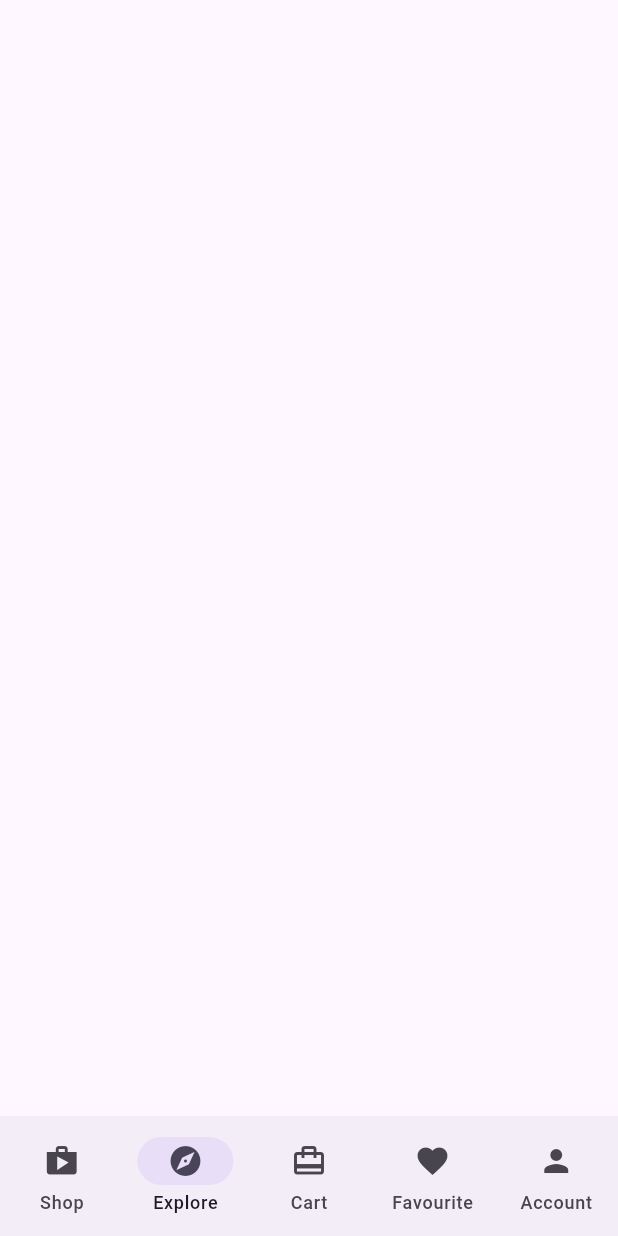
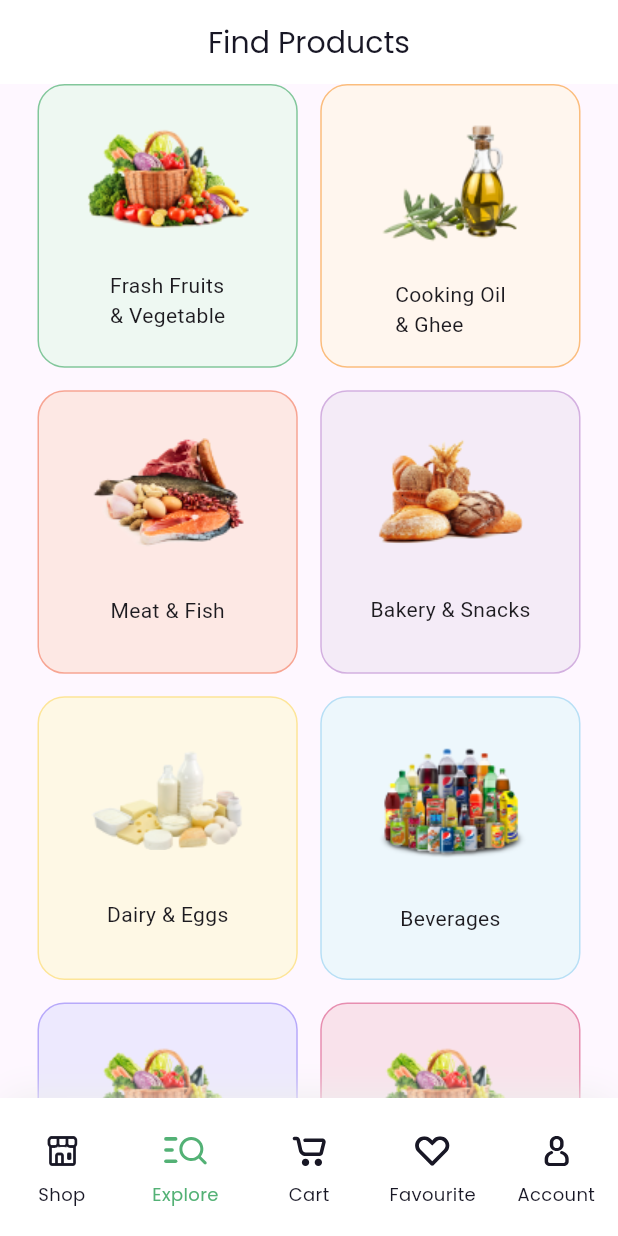
Before and after one commit to MohammadAlhajjar/Nectar-App, a Flutter app: the MainBottomNavigationBarView screen opened directly, item 2 of the bottom bar chosen, on a phone screen of 412 x 824 dp. Run offline on Flutter 3.47's test engine with Material 3 defaults, Android fonts, the phone set to English and light mode, and no system bars; our stand-ins replace flutter_svg, gap.

Commit message:
init point

```diff
--- a/lib/core/resources/assets_manager.dart
+++ b/lib/core/resources/assets_manager.dart
@@ -1,34 +1,41 @@
 class AssetsManager {
-  static const String logoImage = 'assets/images/logo_image.svg';
-  static const String splashImage = 'assets/images/splash_image.svg';
+  static const String baseAssetImage = 'assets/images';
+  static const String shopIcon = '$baseAssetImage/shop_icon.svg';
+  static const String exploreIcon = '$baseAssetImage/explore_icon.svg';
+  static const String cartIcon = '$baseAssetImage/cart_icon.svg';
+  static const String favouriteIcon = '$baseAssetImage/favourite_icon.svg';
+  static const String profileIcon = '$baseAssetImage/profile_icon.svg';
+  static const String logoImage = '$baseAssetImage/logo_image.svg';
+  static const String splashImage = '$baseAssetImage/splash_image.svg';
   static const String onboardingBackgroundImage =
-      'assets/images/onboarding_background_image.png';
+      '$baseAssetImage/onboarding_background_image.png';
   static const String frashFruitsAndVegetableImage =
-      'assets/images/frash_fruits_vegetable_image.png';
+      '$baseAssetImage/frash_fruits_vegetable_image.png';
   static const String cookingOilGheeImage =
-      'assets/images/cooking_oil_ghee_image.png';
-  static const String meatFishImage = 'assets/images/meat_fish_image.png';
+      '$baseAssetImage/cooking_oil_ghee_image.png';
+  static const String meatFishImage = '$baseAssetImage/meat_fish_image.png';
   static const String bakerySnacksImage =
-      'assets/images/bakery_snacks_image.png';
-  static const String dairyEggsImage = 'assets/images/dairy_eggs_image.png';
-  static const String beveragesImage = 'assets/images/beverages_image.png';
-  static const String dietCokeImage = 'assets/images/diet_coke_image.png';
-  static const String spriteImage = 'assets/images/sprite_image.png';
+      '$baseAssetImage/bakery_snacks_image.png';
+  static const String dairyEggsImage = '$baseAssetImage/dairy_eggs_image.png';
+  static const String beveragesImage = '$baseAssetImage/beverages_image.png';
+  static const String dietCokeImage = '$baseAssetImage/diet_coke_image.png';
+  static const String spriteImage = '$baseAssetImage/sprite_image.png';
   static const String appleGrapeJuiceImage =
-      'assets/images/apple_grape_juice_image.png';
-  static const String orengeJuiceImage = 'assets/images/orenge_juice_image.png';
-  static const String cocaColaImage = 'assets/images/coca_cola_image.png';
-  static const String pepsiImage = 'assets/images/pepsi_image.png';
+      '$baseAssetImage/apple_grape_juice_image.png';
+  static const String orengeJuiceImage =
+      '$baseAssetImage/orenge_juice_image.png';
+  static const String cocaColaImage = '$baseAssetImage/coca_cola_image.png';
+  static const String pepsiImage = '$baseAssetImage/pepsi_image.png';
   static const String bellPapperRedImage =
-      'assets/images/bell_papper_red_image.png';
+      '$baseAssetImage/bell_papper_red_image.png';
   static const String eggChickenRedImage =
-      'assets/images/egg_chicken_red_image.png';
+      '$baseAssetImage/egg_chicken_red_image.png';
   static const String organicBananasImage =
-      'assets/images/organic_bananas_image.png';
-  static const String gingerImage = 'assets/images/ginger_image.png';
+      '$baseAssetImage/organic_bananas_image.png';
+  static const String gingerImage = '$baseAssetImage/ginger_image.png';
   static const String orderViewBackgroundImage =
-      'assets/images/order_view_background_image.png';
-  static const String paymentImage = 'assets/images/payment_image.png';
+      '$baseAssetImage/order_view_background_image.png';
+  static const String paymentImage = '$baseAssetImage/payment_image.png';
   static const String orderAcceptedImage =
-      'assets/images/order_accepted_image.svg';
+      '$baseAssetImage/order_accepted_image.svg';
 }
--- a/lib/core/resources/styles_manager.dart
+++ b/lib/core/resources/styles_manager.dart
@@ -1,5 +1,6 @@
 import 'package:flutter/material.dart';
 
+import 'colors_manager.dart';
 import 'constants_manager.dart';
 
 class StylesManager {
@@ -24,6 +25,18 @@ class StylesManager {
   static const TextStyle blackRegular16 = TextStyle(
     color: Color(0xFF181725),
     fontSize: 16.0,
+    fontWeight: FontWeight.w400,
+    fontFamily: ConstantsManager.fontFamilyPoppins,
+  );
+  static const TextStyle greenSemiBold12 = TextStyle(
+    color: ColorsManager.primaryColor,
+    fontSize: 12.0,
+    fontWeight: FontWeight.w400,
+    fontFamily: ConstantsManager.fontFamilyPoppins,
+  );
+  static const TextStyle blackSemiBold12 = TextStyle(
+    color: Color(0xFF181725),
+    fontSize: 12.0,
     fontWeight: FontWeight.w400,
     fontFamily: ConstantsManager.fontFamilyPoppins,
   );
--- a/lib/core/widgets/app_button.dart
+++ b/lib/core/widgets/app_button.dart
@@ -1,5 +1,6 @@
 import 'package:flutter/material.dart';
 import 'package:gap/gap.dart';
+
 import '../resources/colors_manager.dart';
 import '../resources/constants_manager.dart';
 import '../resources/styles_manager.dart';
--- a/lib/core/widgets/app_text_field.dart
+++ b/lib/core/widgets/app_text_field.dart
@@ -1,4 +1,5 @@
 import 'package:flutter/material.dart';
+
 import '../resources/colors_manager.dart';
 import '../resources/styles_manager.dart';
 
@@ -17,7 +18,7 @@ class AppTextField extends StatelessWidget {
       cursorColor: ColorsManager.primaryColor,
       decoration: InputDecoration(
         suffixIconConstraints: const BoxConstraints(
-          maxHeight: 10,
+          maxWidth: 25,
         ),
         label: Text(
           label,
--- a/lib/core/widgets/main_bottom_navigation_bar_view.dart
+++ b/lib/core/widgets/main_bottom_navigation_bar_view.dart
@@ -1,6 +1,10 @@
 import 'package:flutter/material.dart';
+import 'package:flutter_svg/flutter_svg.dart';
+
+import '../resources/assets_manager.dart';
+import '../resources/colors_manager.dart';
 import '../../view/cart_view.dart';
-import '../../view/shop_view.dart';
+import '../../view/explore_view.dart';
 
 class MainBottomNavigationBarView extends StatefulWidget {
   const MainBottomNavigationBarView({super.key});
@@ -14,8 +18,8 @@ class _MainBottomNavigationBarViewState
     extends State<MainBottomNavigationBarView> {
   int selectedIndex = 0;
   List<Widget> views = [
-    const ShopView(),
     Container(),
+    const ExploreView(),
     const CartView(),
     Container(),
     Container(),
@@ -24,20 +28,69 @@ class _MainBottomNavigationBarViewState
   @override
   Widget build(BuildContext context) {
     return Scaffold(
-      bottomNavigationBar: NavigationBar(
-        onDestinationSelected: (value) {
-          setState(() {
-            selectedIndex = value;
-          });
-        },
-        selectedIndex: selectedIndex,
-        destinations: const [
-          NavigationDestination(icon: Icon(Icons.shop), label: 'Shop'),
-          NavigationDestination(icon: Icon(Icons.explore), label: 'Explore'),
-          NavigationDestination(icon: Icon(Icons.card_travel), label: 'Cart'),
-          NavigationDestination(icon: Icon(Icons.favorite), label: 'Favourite'),
-          NavigationDestination(icon: Icon(Icons.person), label: 'Account'),
-        ],
+      bottomNavigationBar: Container(
+        decoration: BoxDecoration(
+          borderRadius: const BorderRadius.all(
+            Radius.circular(20),
+          ),
+          boxShadow: [
+            BoxShadow(
+              color: Colors.grey.shade200,
+              blurRadius: 20,
+              spreadRadius: 1,
+            ),
+          ],
+        ),
+        child: NavigationBar(
+          elevation: 50,
+          onDestinationSelected: (index) {
+            setState(() {
+              selectedIndex = index;
+            });
+          },
+          selectedIndex: selectedIndex,
+          destinations: [
+            NavigationDestination(
+              icon: SvgPicture.asset(AssetsManager.shopIcon),
+              label: 'Shop',
+              selectedIcon: SvgPicture.asset(
+                AssetsManager.shopIcon,
+                color: ColorsManager.primaryColor,
+              ),
+            ),
+            NavigationDestination(
+                icon: SvgPicture.asset(AssetsManager.exploreIcon),
+                selectedIcon: SvgPicture.asset(
+                  AssetsManager.exploreIcon,
+                  color: ColorsManager.primaryColor,
+                ),
+                label: 'Explore'),
+            NavigationDestination(
+              icon: SvgPicture.asset(AssetsManager.cartIcon),
+              selectedIcon: SvgPicture.asset(
+                AssetsManager.cartIcon,
+                color: ColorsManager.primaryColor,
+              ),
+              label: 'Cart',
+            ),
+            NavigationDestination(
+              icon: SvgPicture.asset(AssetsManager.favouriteIcon),
+              selectedIcon: SvgPicture.asset(
+                AssetsManager.favouriteIcon,
+                color: ColorsManager.primaryColor,
+              ),
+              label: 'Favourite',
+            ),
+            NavigationDestination(
+              icon: SvgPicture.asset(AssetsManager.profileIcon),
+              selectedIcon: SvgPicture.asset(
+                AssetsManager.profileIcon,
+                color: ColorsManager.primaryColor,
+              ),
+              label: 'Account',
+            ),
+          ],
+        ),
       ),
       body: views[selectedIndex],
     );
--- a/lib/view/shop_view.dart
+++ b/lib/view/explore_view.dart
@@ -6,8 +6,8 @@ import '../data/categories_data.dart';
 import 'category_items_view.dart';
 import '../widgets/category_card.dart';
 
-class ShopView extends StatelessWidget {
-  const ShopView({super.key});
+class ExploreView extends StatelessWidget {
+  const ExploreView({super.key});
 
   @override
   Widget build(BuildContext context) {
```
Also changed, not shown: lib/main.dart (+19 -3 lines), assets/images/cart_icon.svg (added), assets/images/explore_icon.svg (added), assets/images/favourite_icon.svg (added), assets/images/profile_icon.svg (added), assets/images/shop_icon.svg (added).
